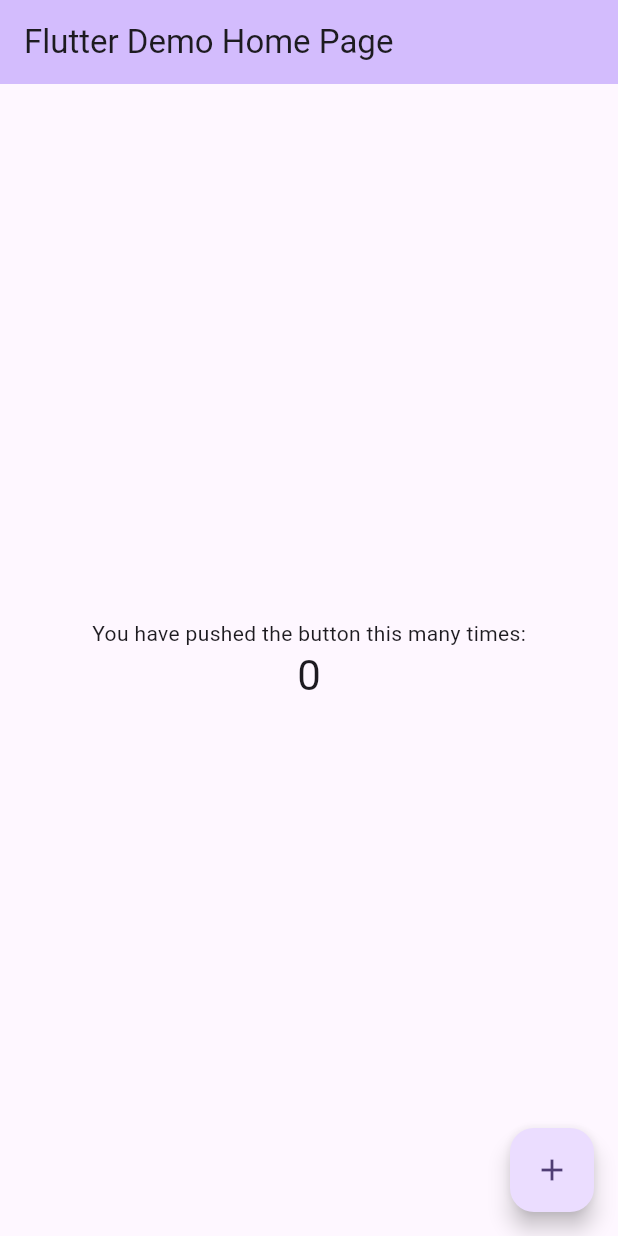
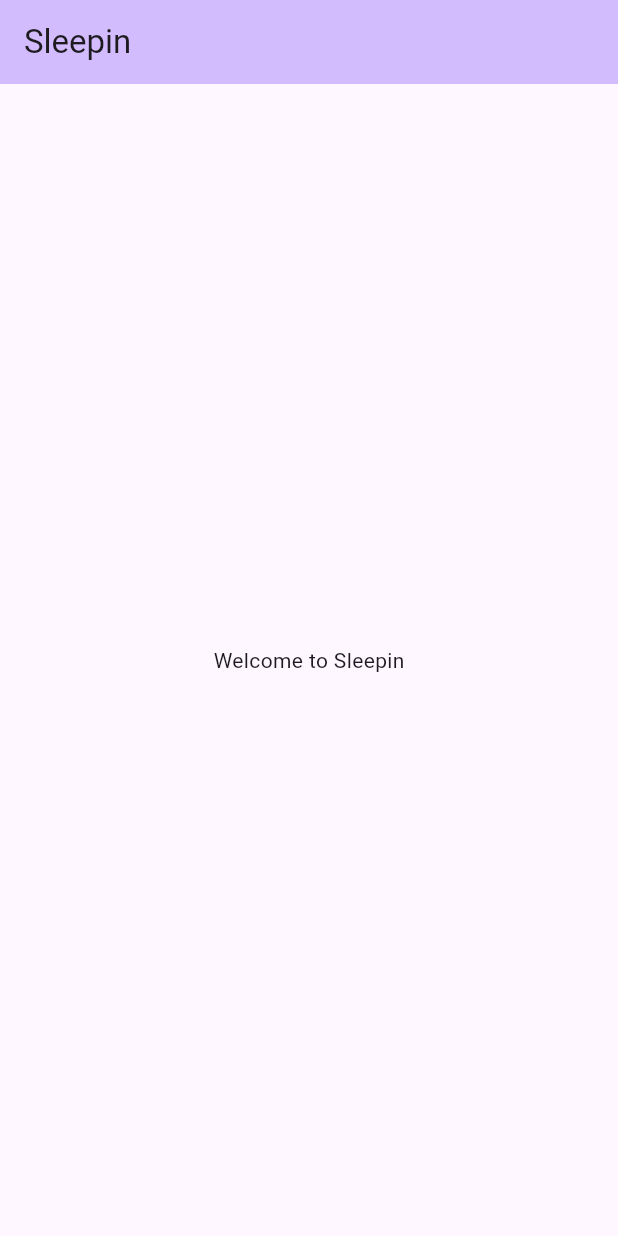
Before and after one commit to DivyeshMangla/Sleepin, a Flutter app: the screen it shows after launch, on a phone screen of 412 x 824 dp. Run offline on Flutter 3.47's test engine with Material 3 defaults, Android fonts, the phone set to English and light mode, and no system bars.

Commit message:
refactor: Remove boilerplate and set up basic home page
Removes the default Flutter counter application boilerplate.

- Replaces the counter example with a simple `HomePage` displaying a "Welcome to Sleepin" message.
- Updates the widget test to verify the new home page content.
- Cleans up extensive comments from `pubspec.yaml` and `main.dart`.

```diff
--- a/lib/main.dart
+++ b/lib/main.dart
@@ -7,116 +7,31 @@
 class MyApp extends StatelessWidget {
   const MyApp({super.key});
 
-  // This widget is the root of your application.
   @override
   Widget build(BuildContext context) {
     return MaterialApp(
-      title: 'Flutter Demo',
+      title: 'Sleepin',
       theme: ThemeData(
-        // This is the theme of your application.
-        //
-        // TRY THIS: Try running your application with "flutter run". You'll see
-        // the application has a purple toolbar. Then, without quitting the app,
-        // try changing the seedColor in the colorScheme below to Colors.green
-        // and then invoke "hot reload" (save your changes or press the "hot
-        // reload" button in a Flutter-supported IDE, or press "r" if you used
-        // the command line to start the app).
-        //
-        // Notice that the counter didn't reset back to zero; the application
-        // state is not lost during the reload. To reset the state, use hot
-        // restart instead.
-        //
-        // This works for code too, not just values: Most code changes can be
-        // tested with just a hot reload.
         colorScheme: ColorScheme.fromSeed(seedColor: Colors.deepPurple),
       ),
-      home: const MyHomePage(title: 'Flutter Demo Home Page'),
+      home: const HomePage(),
     );
   }
 }
 
-class MyHomePage extends StatefulWidget {
-  const MyHomePage({super.key, required this.title});
-
-  // This widget is the home page of your application. It is stateful, meaning
-  // that it has a State object (defined below) that contains fields that affect
-  // how it looks.
-
-  // This class is the configuration for the state. It holds the values (in this
-  // case the title) provided by the parent (in this case the App widget) and
-  // used by the build method of the State. Fields in a Widget subclass are
-  // always marked "final".
-
-  final String title;
-
-  @override
-  State<MyHomePage> createState() => _MyHomePageState();
-}
-
-class _MyHomePageState extends State<MyHomePage> {
-  int _counter = 0;
-
-  void _incrementCounter() {
-    setState(() {
-      // This call to setState tells the Flutter framework that something has
-      // changed in this State, which causes it to rerun the build method below
-      // so that the display can reflect the updated values. If we changed
-      // _counter without calling setState(), then the build method would not be
-      // called again, and so nothing would appear to happen.
-      _counter++;
-    });
-  }
+class HomePage extends StatelessWidget {
+  const HomePage({super.key});
 
   @override
   Widget build(BuildContext context) {
-    // This method is rerun every time setState is called, for instance as done
-    // by the _incrementCounter method above.
-    //
-    // The Flutter framework has been optimized to make rerunning build methods
-    // fast, so that you can just rebuild anything that needs updating rather
-    // than having to individually change instances of widgets.
     return Scaffold(
       appBar: AppBar(
-        // TRY THIS: Try changing the color here to a specific color (to
-        // Colors.amber, perhaps?) and trigger a hot reload to see the AppBar
-        // change color while the other colors stay the same.
         backgroundColor: Theme.of(context).colorScheme.inversePrimary,
-        // Here we take the value from the MyHomePage object that was created by
-        // the App.build method, and use it to set our appbar title.
-        title: Text(widget.title),
+        title: const Text('Sleepin'),
       ),
-      body: Center(
-        // Center is a layout widget. It takes a single child and positions it
-        // in the middle of the parent.
-        child: Column(
-          // Column is also a layout widget. It takes a list of children and
-          // arranges them vertically. By default, it sizes itself to fit its
-          // children horizontally, and tries to be as tall as its parent.
-          //
-          // Column has various properties to control how it sizes itself and
-          // how it positions its children. Here we use mainAxisAlignment to
-          // center the children vertically; the main axis here is the vertical
-          // axis because Columns are vertical (the cross axis would be
-          // horizontal).
-          //
-          // TRY THIS: Invoke "debug painting" (choose the "Toggle Debug Paint"
-          // action in the IDE, or press "p" in the console), to see the
-          // wireframe for each widget.
-          mainAxisAlignment: MainAxisAlignment.center,
-          children: <Widget>[
-            const Text('You have pushed the button this many times:'),
-            Text(
-              '$_counter',
-              style: Theme.of(context).textTheme.headlineMedium,
-            ),
-          ],
-        ),
+      body: const Center(
+        child: Text('Welcome to Sleepin'),
       ),
-      floatingActionButton: FloatingActionButton(
-        onPressed: _incrementCounter,
-        tooltip: 'Increment',
-        child: const Icon(Icons.add),
-      ), // This trailing comma makes auto-formatting nicer for build methods.
     );
   }
 }
```
Also changed, not shown: pubspec.yaml (+2 -69 lines), 1 other file.
